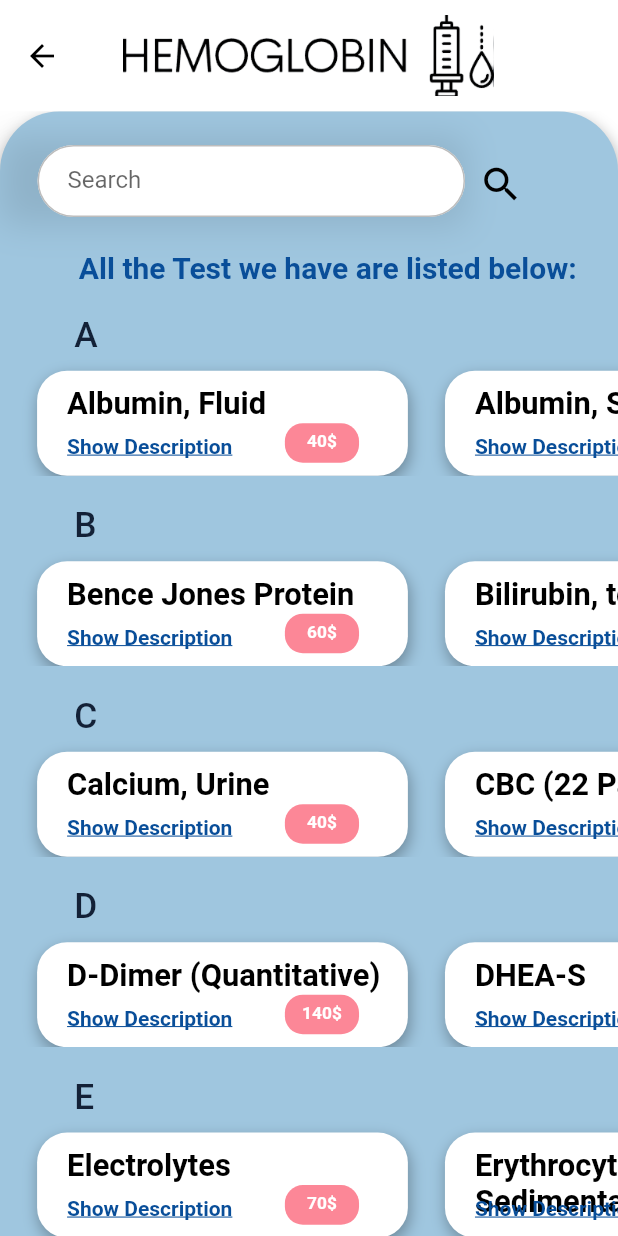
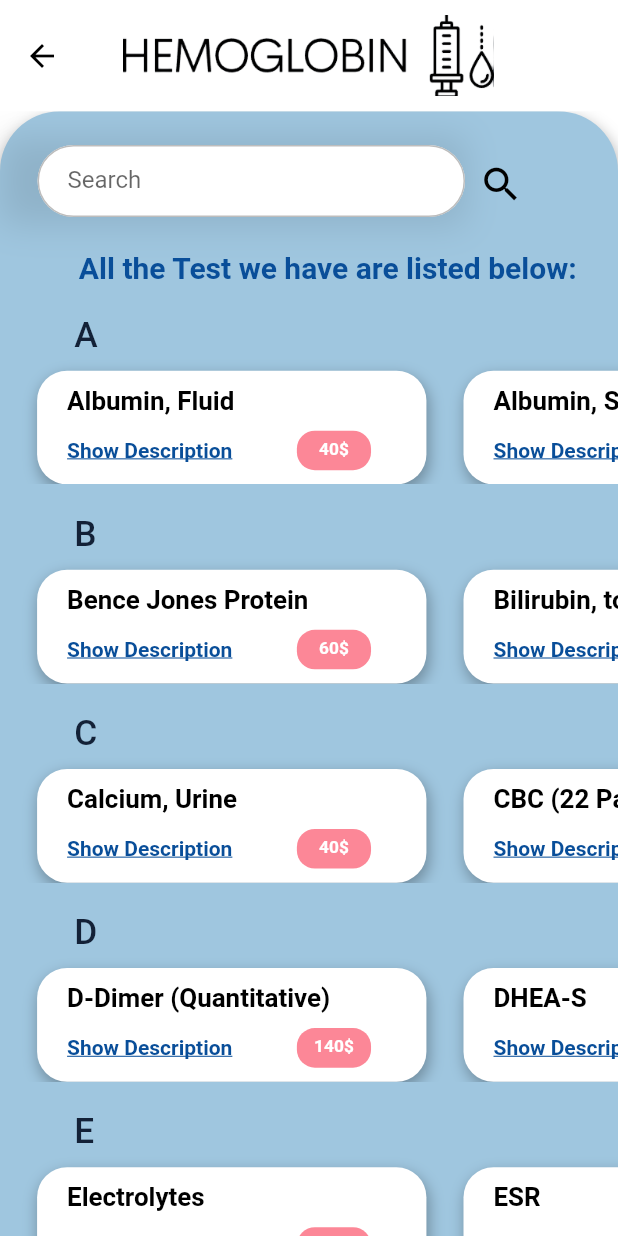
Before and after one commit to aliyaseen2000/grad_project, a Flutter app: the price_page screen opened directly, on a phone screen of 412 x 824 dp. Run offline on Flutter 3.47's test engine with Material 2 defaults, Android fonts, the phone set to English and light mode, and no system bars; our stand-ins replace curved_navigation_bar, dropdown_search, file_picker, font_awesome_flutter, geolocator, google_fonts and 5 more; missing offline and left inert: flutter_polyline_points, grad_proj.

Commit message:
Update price.dart

```diff
--- a/lib/pages/price.dart
+++ b/lib/pages/price.dart
@@ -10,6 +10,37 @@ class price_page extends StatefulWidget {
   _price_pageState createState() => new _price_pageState();
 }
 
+List index = [];
+List letters = [
+  'A',
+  'B',
+  'C',
+  'D',
+  'E',
+  'F',
+  'G',
+  'H',
+  'I',
+  'J',
+  'K',
+  'L',
+  'M',
+  'N',
+  'O',
+  'P',
+  'Q',
+  'R',
+  'S',
+  'T',
+  'U',
+  'V',
+  'W',
+  'X',
+  'Y',
+  'Z'
+];
+
+class _price_pageState extends State<price_page> {
   List<String> test_name = [
     "Albumin, Fluid",
     "Albumin, Serum",
@@ -31,7 +62,7 @@ List<String> test_name = [
     "D-Dimer (Quantitative)",
     "DHEA-S",
     "Electrolytes",
-  "Erythrocyte Sedimentation Rate",
+    "ESR",
     "Ferritin ",
     "Fibrinogen",
     "Folate in RBC's",
@@ -125,12 +156,12 @@ List<String> test_descr = [
     "Bleeding time is a medical test that measures how fast small blood vessels in the skin stop bleeding.",
     "(BUN) test reveals important information about how well your kidneys are working. A BUN test measures the amount of urea nitrogen that's in your blood.",
     "Brucella Screen - Brucellosis is a systemic infection that can involve many organs and tissues.",
-  "A calcium in urine test measures the amount of calcium in your urine.If your urine calcium levels are too high or too low, it may be a sign of kidney disease,",
+    "A calcium in urine test measures the amount of calcium in your urine.If your urine calcium levels are too high or too low, it may be a sign of kidney disease.",
     "A complete blood count (CBC) is a blood test. It helps healthcare providers detect a range of disorders and conditions.",
     "is a blood test that looks for a specific enzyme.That enzyme,creatine kinase-myocardial band, is most common in your heart.",
     "The indirect Coombs test looks for antibodies that are floating in the blood",
     "The test is done to check for increased or decreased cortisol production.",
-  "This test may be used to: Diagnose heart attack. Evaluate cause of chest pain. Determine if or how badly a muscle is damaged."
+    "This test may be used to: Diagnose heart attack. Evaluate cause of chest pain. Determine if or how badly a muscle is damaged.",
     "C-peptide is measured to tell the difference between insulin the body produces and insulin that is injected into the body.",
     "if your results reveal that you have high levels of D-dimer in your blood, it may mean that you have a blood clotting condition.",
     "(DHEAS) test is most often used to: Find out if your adrenal glands are working right.",
@@ -144,7 +175,7 @@ List<String> test_descr = [
     "The test looks for proteins (antigens) associated with H. pylori infection in the stool.",
     "High levels of HDL cholesterol can lower your risk for heart disease and stroke.",
     "The Hepatitis A Total test looks for 2 types of antibodies,IgM and IgG antibodies.",
-  "High vaginal swab test can help detect infections such as pelvic inflammatory disease, infertility, and cancer which cause health problems."
+    "High vaginal swab test can help detect infections such as pelvic inflammatory disease, infertility, and cancer which cause health problems.",
     "help doctors find the cause of hypoglycemia and other conditions related to abnormal insulin production.",
     "The iron test is used to measure your blood iron level.",
     "Higher than normal LDH levels usually means you have some type of tissue damage or disease.",
@@ -166,37 +197,7 @@ List<String> test_descr = [
     "is used to investigate male infertility as well as to evaluate prostate gland function.",
     "zinc excess results from consuming acidic foods or beverages packaged in a zinc-coated (galvanized) container.",
   ];
-List index = [];
-List letters = [
-  'A',
-  'B',
-  'C',
-  'D',
-  'E',
-  'F',
-  'G',
-  'H',
-  'I',
-  'J',
-  'K',
-  'L',
-  'M',
-  'N',
-  'O',
-  'P',
-  'Q',
-  'R',
-  'S',
-  'T',
-  'U',
-  'V',
-  'W',
-  'X',
-  'Y',
-  'Z'
-];
 
-class _price_pageState extends State<price_page> {
   TextEditingController searchControler = TextEditingController();
   bool flag = false;
   Widget build(BuildContext context) {
@@ -293,7 +294,7 @@ class _price_pageState extends State<price_page> {
                       fontWeight: FontWeight.w600),
                 ),
               ),
-              if (!flag)
+              if (!flag || searchControler.text.isEmpty)
                 for (int i = 0; i < letters.length; i++)
                   printchar(context, letters[i], i)
               else
@@ -310,8 +311,8 @@ class _price_pageState extends State<price_page> {
       padding: EdgeInsets.only(left: size.height * 0.03, top: 10),
       child: Stack(children: [
         Container(
-          width: size.width * 0.6,
-          height: size.height * 0.085,
+          width: size.width * 0.63,
+          height: size.height * 0.092,
           decoration: BoxDecoration(
             color: Colors.white,
             borderRadius: const BorderRadius.only(
@@ -334,7 +335,7 @@ class _price_pageState extends State<price_page> {
                   test_name[i],
                   style: TextStyle(
                       color: Color.fromARGB(255, 0, 0, 0),
-                      fontSize: MediaQuery.of(context).size.width * 0.05,
+                      fontSize: MediaQuery.of(context).size.width * 0.042,
                       fontWeight: FontWeight.w700),
                 )),
             Row(children: [
@@ -345,7 +346,7 @@ class _price_pageState extends State<price_page> {
                     text: 'Show Description',
                     recognizer: TapGestureRecognizer()
                       ..onTap = () {
-                        showAlertDialog(context, i);
+                        showAlertDialog(context, i, test_name, test_descr);
                       },
                     style: TextStyle(
                         decoration: TextDecoration.underline,
@@ -356,7 +357,7 @@ class _price_pageState extends State<price_page> {
               ),
               Padding(padding: EdgeInsets.only(left: 15)),
               Padding(
-                padding: EdgeInsets.fromLTRB(20, 35, 0, 0),
+                padding: EdgeInsets.fromLTRB(28, 40, 0, 0),
                 child: Container(
                   alignment: Alignment.topCenter,
                   height: MediaQuery.of(context).size.height * 0.032,
@@ -478,12 +479,15 @@ class _price_pageState extends State<price_page> {
             for (int i = 0; i < index.length; i++)
               Laboratory(context, MediaQuery.of(context).size, index[i]),
           if (index.isEmpty)
-            Text(
+            Padding(
+              padding: EdgeInsets.fromLTRB(0, 15, 0, 0),
+              child: Text(
                 "No item found",
                 style: TextStyle(
-                  color: Color.fromARGB(255, 9, 78, 153),
+                    color: Color.fromARGB(255, 0, 0, 0),
                     fontSize: 18,
                     fontWeight: FontWeight.w500),
+              ),
             ),
         ],
       ),
@@ -491,7 +495,7 @@ class _price_pageState extends State<price_page> {
   }
 }
 
-showAlertDialog(BuildContext context, int k) {
+showAlertDialog(BuildContext context, int k, List test_name, List test_descr) {
   showDialog(
       context: context,
       builder: (BuildContext context) {
@@ -525,15 +529,15 @@ showAlertDialog(BuildContext context, int k) {
                     ),
                   ),
                   Padding(
-                    padding: EdgeInsets.only(top: 10),
+                    padding: EdgeInsets.only(top: 25),
                   ),
                   Text(
                     test_descr[k],
                     textAlign: TextAlign.center,
                     style: TextStyle(
                       color: Color.fromARGB(255, 9, 78, 153),
-                      fontSize: MediaQuery.of(context).size.height * 0.021,
-                      fontWeight: FontWeight.w600,
+                      fontSize: MediaQuery.of(context).size.height * 0.026,
+                      fontWeight: FontWeight.w400,
                     ),
                   ),
                 ],
```
Lines whose indentation alone changed are shown as unchanged.
